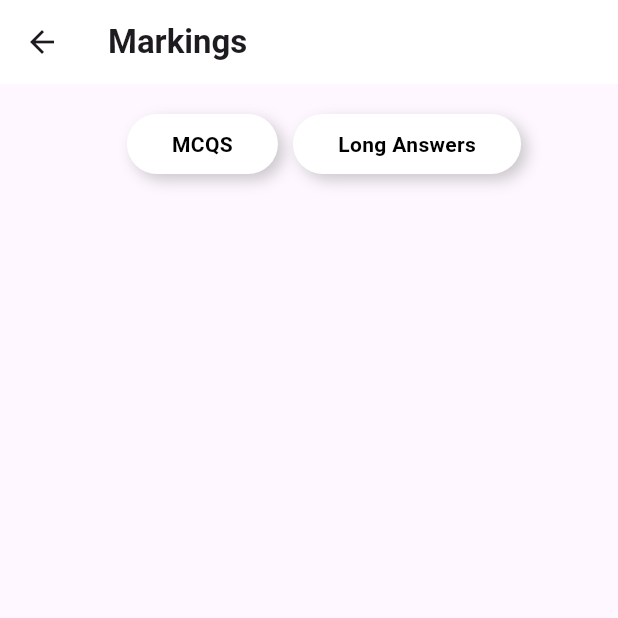
After one commit to Shayaan-Kashif/EduLift, a Flutter app: the markings screen opened by its route, on a phone screen of 412 x 824 dp, the top half of it. The commit adds this screen. Run offline on Flutter 3.47's test engine with Material 3 defaults, Android fonts, the phone set to English and light mode, and no system bars.

Commit message:
Inital desgin of the markings page

```diff
--- a/lib/main.dart
+++ b/lib/main.dart
@@ -3,6 +3,7 @@ import 'package:flutter/material.dart';
 import 'navbar.dart';
 import 'profile.dart';
 import 'signup.dart';
+import 'markings.dart';
 
 void main() {
   runApp(Counter_App());
@@ -39,6 +40,7 @@ class Counter_App extends StatelessWidget {
       routes: {
         '/profile': (context) => profile_page(),
         '/signUp': (context) => signUp(),
+        '/markings': (context) => markings(),
       },
 
     );
--- /dev/null
+++ b/lib/markings.dart
@@ -0,0 +1,78 @@
+import 'package:flutter/material.dart';
+
+class markings extends StatelessWidget {
+  const markings({super.key});
+
+  @override
+  Widget build(BuildContext context) {
+    return Scaffold(
+      appBar: AppBar(
+        title: Text(
+          "Markings",
+          style: TextStyle(fontWeight: FontWeight.bold),
+        ),
+        backgroundColor: Colors.white,
+      ),
+      body: Column(
+        children: [
+          Row(
+            mainAxisAlignment: MainAxisAlignment.center,
+            children: [
+              // First button (Option 1) with rounded corners and shadow
+              Container(
+                margin: EdgeInsets.only(top: 20.0,left: 20), // Margin at the top
+                padding: EdgeInsets.symmetric(horizontal: 30, vertical: 10),
+                decoration: BoxDecoration(
+                  color: Colors.white,
+                  borderRadius: BorderRadius.circular(20),
+                  boxShadow: [
+                    BoxShadow(
+                      color: Colors.black.withOpacity(0.2),
+                      offset: Offset(4, 4),
+                      blurRadius: 8,
+                    ),
+                  ],
+                ),
+                child: Text(
+                  "MCQS",
+                  style: TextStyle(
+                    color: Colors.black,
+                    fontWeight: FontWeight.bold,
+                  ),
+                ),
+              ),
+              SizedBox(width: 10), // Space between buttons
+
+              // Second button (Option 2) with rounded corners and shadow
+              Container(
+                margin: EdgeInsets.only(top: 20.0), // Margin at the top
+                padding: EdgeInsets.symmetric(horizontal: 30, vertical: 10),
+                decoration: BoxDecoration(
+                  color: Colors.white,
+
+                  borderRadius: BorderRadius.circular(20),
+                  boxShadow: [
+                    BoxShadow(
+                      color: Colors.black.withOpacity(0.2),
+                      offset: Offset(4, 4),
+                      blurRadius: 8,
+                    ),
+                  ],
+                ),
+                child: Text(
+                  "Long Answers",
+                  style: TextStyle(
+                    color: Colors.black,
+                    fontWeight: FontWeight.bold,
+                  ),
+                ),
+              ),
+            ],
+          ),
+
+
+        ],
+      ),
+    );
+  }
+}
--- a/lib/navbar.dart
+++ b/lib/navbar.dart
@@ -2,7 +2,7 @@ import 'package:counter_flutter/signup.dart';
 import 'package:flutter/material.dart';
 import 'profile.dart';
 import 'signup.dart';
-
+import 'markings.dart';
 
 class NavBar extends StatelessWidget {
   const NavBar({super.key});
@@ -55,6 +55,14 @@ class NavBar extends StatelessWidget {
             onTap: () => {print("Messages tapped.")},
           ),
 
+          ListTile(
+            leading: Icon(Icons.add_chart_outlined),
+            title: Text("Markings"),
+            onTap: () => {
+              Navigator.push(context, MaterialPageRoute(builder: (context) => markings()))
+            },
+          ),
+
           Divider(),
           ListTile(
             leading: Icon(Icons.logout),
```
Also changed, not shown: 1 other file.
